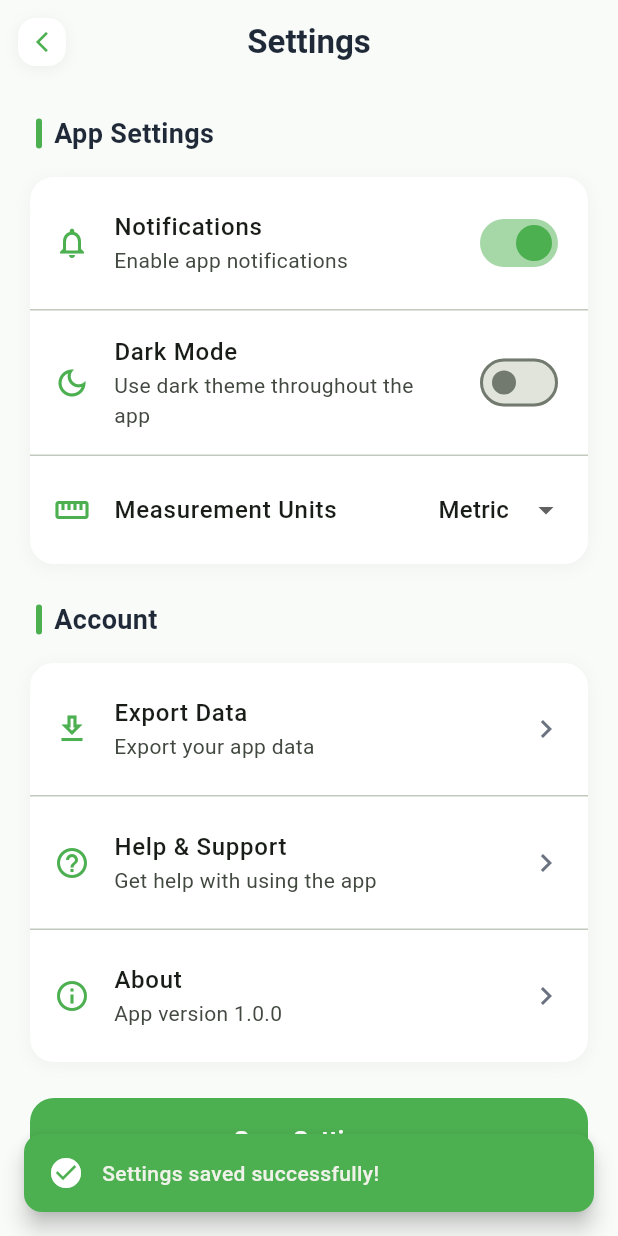
After one commit to reymartjohneva/meal_planner, a Flutter app: the SettingsPage screen opened directly, after a tap on "Save Settings", on a phone screen of 412 x 824 dp. The commit adds this screen. Run offline on Flutter 3.47's test engine with Material 3 defaults, Android fonts, the phone set to English and light mode, and no system bars; our stand-ins replace cloud_firestore, firebase_auth, firebase_core, flutter_local_notifications, shared_preferences, table_calendar and 1 more; accounts and stored records are empty.

Commit message:
feat: partial settings

```diff
--- a/lib/pages/profile_page.dart
+++ b/lib/pages/profile_page.dart
@@ -1,6 +1,7 @@
 import 'package:flutter/material.dart';
 import '../services/auth_service.dart';
 import 'package:firebase_auth/firebase_auth.dart';
+import '../pages/setting_page.dart';
 
 class ProfilePage extends StatefulWidget {
   const ProfilePage({super.key});
@@ -454,6 +455,7 @@ class _ProfilePageState extends State<ProfilePage> {
             Navigator.pop(context);
           },
         ),
+        // In the ProfilePage class, update the settings icon in the appBar actions:
         actions: [
           Padding(
             padding: const EdgeInsets.only(right: 16),
@@ -475,6 +477,10 @@ class _ProfilePageState extends State<ProfilePage> {
               ),
               onPressed: () {
                 // Navigate to settings screen
+                Navigator.push(
+                  context,
+                  MaterialPageRoute(builder: (context) => const SettingsPage()),
+                );
               },
             ),
           ),
--- /dev/null
+++ b/lib/pages/setting_page.dart
@@ -0,0 +1,512 @@
+import 'package:flutter/material.dart';
+
+class SettingsPage extends StatefulWidget {
+  const SettingsPage({super.key});
+
+  @override
+  State<SettingsPage> createState() => _SettingsPageState();
+}
+
+class _SettingsPageState extends State<SettingsPage> {
+  // Simplified settings values
+  bool _notificationsEnabled = true;
+  bool _darkModeEnabled = false;
+  String _measurementUnit = 'Metric';
+
+  // Theme colors
+  final Color _primaryColor = const Color(0xFF4CAF50);
+  final Color _textColor = const Color(0xFF1F2937);
+  final Color _secondaryTextColor = const Color(0xFF6B7280);
+
+  @override
+  void initState() {
+    super.initState();
+    _loadSettings();
+  }
+
+  Future<void> _loadSettings() async {
+    // Would fetch settings from storage in a real app
+    setState(() {
+      // Load settings here in the future
+    });
+  }
+
+  Future<void> _saveSettings() async {
+    // Show loading indicator
+    showDialog(
+      context: context,
+      barrierDismissible: false,
+      builder: (context) => Center(
+        child: Container(
+          padding: const EdgeInsets.all(20),
+          decoration: BoxDecoration(
+            color: Colors.white,
+            borderRadius: BorderRadius.circular(16),
+            boxShadow: [
+              BoxShadow(
+                color: Colors.black.withOpacity(0.1),
+                blurRadius: 15,
+                spreadRadius: 5,
+              ),
+            ],
+          ),
+          child: CircularProgressIndicator(
+            color: _primaryColor,
+          ),
+        ),
+      ),
+    );
+
+    // Simulate saving with a delay
+    await Future.delayed(const Duration(milliseconds: 800));
+
+    // Close loading dialog
+    Navigator.pop(context);
+
+    // Show success message
+    ScaffoldMessenger.of(context).showSnackBar(
+      SnackBar(
+        content: Row(
+          children: [
+            const Icon(Icons.check_circle, color: Colors.white),
+            const SizedBox(width: 12),
+            const Text(
+              'Settings saved successfully!',
+              style: TextStyle(fontWeight: FontWeight.w500),
+            ),
+          ],
+        ),
+        backgroundColor: _primaryColor,
+        behavior: SnackBarBehavior.floating,
+        shape: RoundedRectangleBorder(
+          borderRadius: BorderRadius.circular(12),
+        ),
+        margin: const EdgeInsets.all(16),
+        duration: const Duration(seconds: 3),
+      ),
+    );
+  }
+
+  @override
+  Widget build(BuildContext context) {
+    return Scaffold(
+      backgroundColor: const Color(0xFFF9FBF9),
+      appBar: AppBar(
+        title: const Text(
+          'Settings',
+          style: TextStyle(
+            fontWeight: FontWeight.bold,
+            color: Color(0xFF1F2937),
+          ),
+        ),
+        centerTitle: true,
+        elevation: 0,
+        backgroundColor: Colors.transparent,
+        leading: IconButton(
+          icon: Container(
+            padding: const EdgeInsets.all(8),
+            decoration: BoxDecoration(
+              color: Colors.white,
+              borderRadius: BorderRadius.circular(12),
+              boxShadow: [
+                BoxShadow(
+                  color: Colors.black.withOpacity(0.05),
+                  blurRadius: 8,
+                  offset: const Offset(0, 2),
+                ),
+              ],
+            ),
+            child: Icon(Icons.arrow_back_ios_new, size: 16, color: _primaryColor),
+          ),
+          onPressed: () => Navigator.pop(context),
+        ),
+      ),
+      body: SafeArea(
+        child: SingleChildScrollView(
+          child: Padding(
+            padding: const EdgeInsets.all(20.0),
+            child: Column(
+              crossAxisAlignment: CrossAxisAlignment.start,
+              children: [
+                // App Settings Section
+                _buildSectionHeader('App Settings'),
+                const SizedBox(height: 16),
+
+                _buildSettingsCard(
+                  child: Column(
+                    children: [
+                      // Notifications
+                      _buildSwitchTile(
+                        'Notifications',
+                        'Enable app notifications',
+                        _notificationsEnabled,
+                        Icons.notifications_outlined,
+                            (value) {
+                          setState(() {
+                            _notificationsEnabled = value;
+                          });
+                        },
+                      ),
+                      const Divider(height: 1),
+                      // Dark Mode
+                      _buildSwitchTile(
+                        'Dark Mode',
+                        'Use dark theme throughout the app',
+                        _darkModeEnabled,
+                        Icons.dark_mode_outlined,
+                            (value) {
+                          setState(() {
+                            _darkModeEnabled = value;
+                          });
+                        },
+                      ),
+                      const Divider(height: 1),
+                      // Measurement Units
+                      _buildDropdownTile(
+                        'Measurement Units',
+                        _measurementUnit,
+                        ['Metric', 'Imperial'],
+                        Icons.straighten_outlined,
+                            (value) {
+                          setState(() {
+                            _measurementUnit = value!;
+                          });
+                        },
+                      ),
+                    ],
+                  ),
+                ),
+
+                const SizedBox(height: 24),
+
+                // Account Section
+                _buildSectionHeader('Account'),
+                const SizedBox(height: 16),
+
+                _buildSettingsCard(
+                  child: Column(
+                    children: [
+                      _buildActionTile(
+                        'Export Data',
+                        'Export your app data',
+                        Icons.download_outlined,
+                            () => _showExportDialog(context),
+                      ),
+                      const Divider(height: 1),
+                      _buildActionTile(
+                        'Help & Support',
+                        'Get help with using the app',
+                        Icons.help_outline,
+                            () => _showHelpSnackbar(context),
+                      ),
+                      const Divider(height: 1),
+                      _buildActionTile(
+                        'About',
+                        'App version 1.0.0',
+                        Icons.info_outline,
+                            () => _showAboutSnackbar(context),
+                      ),
+                    ],
+                  ),
+                ),
+
+                const SizedBox(height: 24),
+
+                // Save Button
+                _buildSaveButton(),
+
+                const SizedBox(height: 24),
+              ],
+            ),
+          ),
+        ),
+      ),
+    );
+  }
+
+  Widget _buildSectionHeader(String title) {
+    return Padding(
+      padding: const EdgeInsets.only(left: 4),
+      child: Row(
+        children: [
+          Container(
+            width: 4,
+            height: 20,
+            decoration: BoxDecoration(
+              color: _primaryColor,
+              borderRadius: BorderRadius.circular(2),
+            ),
+          ),
+          const SizedBox(width: 8),
+          Text(
+            title,
+            style: TextStyle(
+              fontSize: 18,
+              fontWeight: FontWeight.bold,
+              color: _textColor,
+            ),
+          ),
+        ],
+      ),
+    );
+  }
+
+  Widget _buildSettingsCard({required Widget child}) {
+    return Container(
+      decoration: BoxDecoration(
+        color: Colors.white,
+        borderRadius: BorderRadius.circular(16),
+        boxShadow: [
+          BoxShadow(
+            color: Colors.black.withOpacity(0.03),
+            blurRadius: 8,
+            spreadRadius: 1,
+            offset: const Offset(0, 2),
+          ),
+        ],
+      ),
+      child: child,
+    );
+  }
+
+  Widget _buildSwitchTile(
+      String title,
+      String subtitle,
+      bool value,
+      IconData icon,
+      Function(bool) onChanged,
+      ) {
+    return ListTile(
+      contentPadding: const EdgeInsets.symmetric(
+        horizontal: 16,
+        vertical: 8,
+      ),
+      leading: Icon(
+        icon,
+        color: _primaryColor,
+      ),
+      title: Text(
+        title,
+        style: const TextStyle(
+          fontWeight: FontWeight.w500,
+        ),
+      ),
+      subtitle: Text(subtitle),
+      trailing: Switch(
+        value: value,
+        onChanged: onChanged,
+        activeColor: _primaryColor,
+      ),
+    );
+  }
+
+  Widget _buildDropdownTile(
+      String title,
+      String value,
+      List<String> options,
+      IconData icon,
+      Function(String?) onChanged,
+      ) {
+    return ListTile(
+      contentPadding: const EdgeInsets.symmetric(
+        horizontal: 16,
+        vertical: 8,
+      ),
+      leading: Icon(
+        icon,
+        color: _primaryColor,
+      ),
+      title: Text(
+        title,
+        style: const TextStyle(
+          fontWeight: FontWeight.w500,
+        ),
+      ),
+      trailing: DropdownButton<String>(
+        value: value,
+        underline: Container(),
+        items: options.map((String option) {
+          return DropdownMenuItem<String>(
+            value: option,
+            child: Text(option),
+          );
+        }).toList(),
+        onChanged: onChanged,
+      ),
+    );
+  }
+
+  Widget _buildActionTile(
+      String title,
+      String subtitle,
+      IconData icon,
+      VoidCallback onTap,
+      ) {
+    return ListTile(
+      contentPadding: const EdgeInsets.symmetric(
+        horizontal: 16,
+        vertical: 8,
+      ),
+      leading: Icon(
+        icon,
+        color: _primaryColor,
+      ),
+      title: Text(
+        title,
+        style: const TextStyle(
+          fontWeight: FontWeight.w500,
+        ),
+      ),
+      subtitle: Text(subtitle),
+      trailing: Icon(
+        Icons.chevron_right,
+        color: _secondaryTextColor,
+      ),
+      onTap: onTap,
+    );
+  }
+
+  Widget _buildSaveButton() {
+    return ElevatedButton(
+      onPressed: _saveSettings,
+      style: ElevatedButton.styleFrom(
+        backgroundColor: _primaryColor,
+        foregroundColor: Colors.white,
+        minimumSize: const Size(double.infinity, 56),
+        shape: RoundedRectangleBorder(
+          borderRadius: BorderRadius.circular(16),
+        ),
+        elevation: 0,
+      ),
+      child: const Text(
+        'Save Settings',
+        style: TextStyle(
+          fontSize: 16,
+          fontWeight: FontWeight.w600,
+        ),
+      ),
+    );
+  }
+
+  // Dialog and feedback methods
+  void _showExportDialog(BuildContext context) {
+    showDialog(
+      context: context,
+      builder: (BuildContext context) {
+        return AlertDialog(
+          shape: RoundedRectangleBorder(
+            borderRadius: BorderRadius.circular(16),
+          ),
+          title: const Text('Export Data'),
+          content: Column(
+            mainAxisSize: MainAxisSize.min,
+            children: [
+              _buildExportOption(
+                'Export All Data',
+                Icons.download,
+                    () {
+                  Navigator.pop(context);
+                  _showExportSnackbar(context);
+                },
+              ),
+            ],
+          ),
+          actions: [
+            TextButton(
+              onPressed: () => Navigator.pop(context),
+              child: Text(
+                'Cancel',
+                style: TextStyle(
+                  color: _secondaryTextColor,
+                  fontWeight: FontWeight.w500,
+                ),
+              ),
+            ),
+          ],
+        );
+      },
+    );
+  }
+
+  Widget _buildExportOption(String title, IconData icon, VoidCallback onTap) {
+    return InkWell(
+      onTap: onTap,
+      borderRadius: BorderRadius.circular(8),
+      child: Container(
+        padding: const EdgeInsets.symmetric(vertical: 12, horizontal: 16),
+        decoration: BoxDecoration(
+          border: Border.all(color: Colors.grey.shade200),
+          borderRadius: BorderRadius.circular(8),
+        ),
+        child: Row(
+          children: [
+            Icon(icon, color: _primaryColor),
+            const SizedBox(width: 16),
+            Expanded(
+              child: Text(
+                title,
+                style: TextStyle(
+                  fontWeight: FontWeight.w500,
+                  color: _textColor,
+                ),
+              ),
+            ),
+            Icon(Icons.chevron_right, color: _secondaryTextColor),
+          ],
+        ),
+      ),
+    );
+  }
+
+  void _showExportSnackbar(BuildContext context) {
+    ScaffoldMessenger.of(context).showSnackBar(
+      SnackBar(
+        content: Row(
+          children: [
+            const Icon(Icons.check_circle, color: Colors.white),
+            const SizedBox(width: 12),
+            const Text(
+              'Exporting data...',
+              style: TextStyle(fontWeight: FontWeight.w500),
+            ),
+          ],
+        ),
+        backgroundColor: _primaryColor,
+        behavior: SnackBarBehavior.floating,
+        shape: RoundedRectangleBorder(
+          borderRadius: BorderRadius.circular(12),
+        ),
+        margin: const EdgeInsets.all(16),
+        duration: const Duration(seconds: 3),
+      ),
+    );
+  }
+
+  void _showHelpSnackbar(BuildContext context) {
+    ScaffoldMessenger.of(context).showSnackBar(
+      SnackBar(
+        content: const Text('Help & Support coming soon'),
+        backgroundColor: _primaryColor,
+        behavior: SnackBarBehavior.floating,
+        shape: RoundedRectangleBorder(
+          borderRadius: BorderRadius.circular(12),
+        ),
+        margin: const EdgeInsets.all(16),
+      ),
+    );
+  }
+
+  void _showAboutSnackbar(BuildContext context) {
+    ScaffoldMessenger.of(context).showSnackBar(
+      SnackBar(
+        content: const Text('App version 1.0.0'),
+        backgroundColor: _primaryColor,
+        behavior: SnackBarBehavior.floating,
+        shape: RoundedRectangleBorder(
+          borderRadius: BorderRadius.circular(12),
+        ),
+        margin: const EdgeInsets.all(16),
+      ),
+    );
+  }
+}
```
